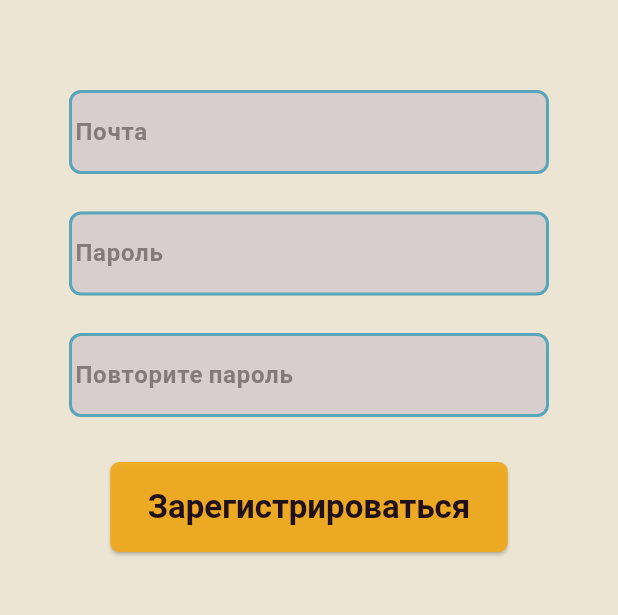
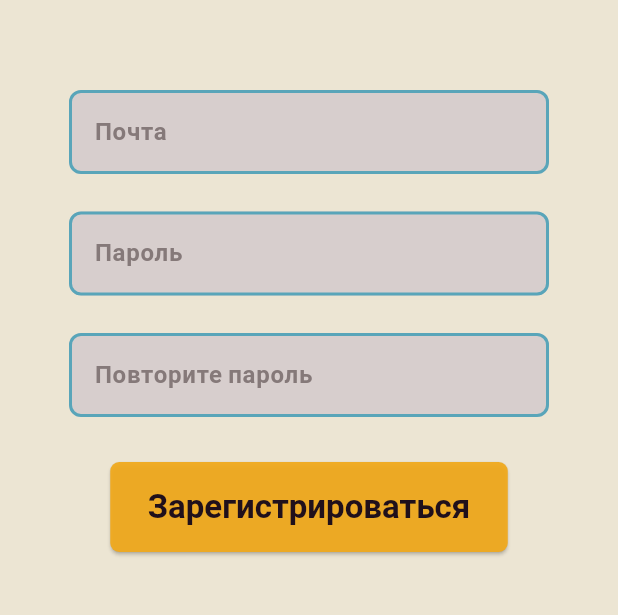
Before and after one commit to vkhokh/Grindstone, a Flutter app: the RegistrationPage screen opened directly, on a phone screen of 412 x 824 dp, the part 459-1074 px from its top. Run offline on Flutter 3.47's test engine with Material 3 defaults, Android fonts, the phone set to English and light mode, and no system bars; our stand-ins replace google_fonts, shared_preferences; accounts and stored records are empty.

Commit message:
Изменено расположение текста поля ввода

```diff
--- a/lib/pages/registration_page.dart
+++ b/lib/pages/registration_page.dart
@@ -60,7 +60,7 @@ class RegistrationPageState extends State<RegistrationPage> {
                   child: TextField(
                     decoration: InputDecoration(
                       hintText: 'Почта',
-                      contentPadding: EdgeInsets.symmetric(vertical: 16),
+                      contentPadding: EdgeInsets.symmetric(vertical: 16, horizontal: 13),
                       border: const OutlineInputBorder(),
                     ),
                     controller: emailController,
@@ -77,7 +77,7 @@ class RegistrationPageState extends State<RegistrationPage> {
                   child: TextField(
                     decoration: InputDecoration(
                       hintText: 'Пароль',
-                      contentPadding: EdgeInsets.symmetric(vertical: 16),
+                      contentPadding: EdgeInsets.symmetric(vertical: 16, horizontal: 13),
                       border: const OutlineInputBorder(),
                     ),
                     controller: passwordController,
@@ -95,7 +95,7 @@ class RegistrationPageState extends State<RegistrationPage> {
                   child: TextField(
                     decoration: InputDecoration(
                       hintText: 'Повторите пароль',
-                      contentPadding: EdgeInsets.symmetric(vertical: 16),
+                      contentPadding: EdgeInsets.symmetric(vertical: 16, horizontal: 13),
                       border: const OutlineInputBorder(),
                     ),
                     controller: confirmPasswordController,
```
